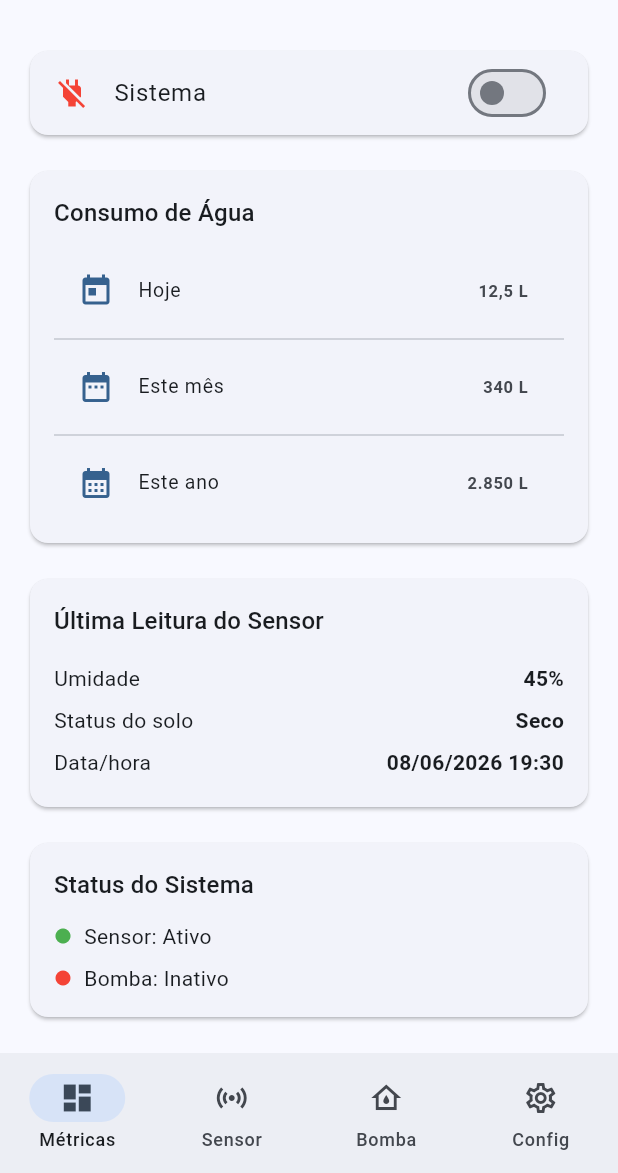
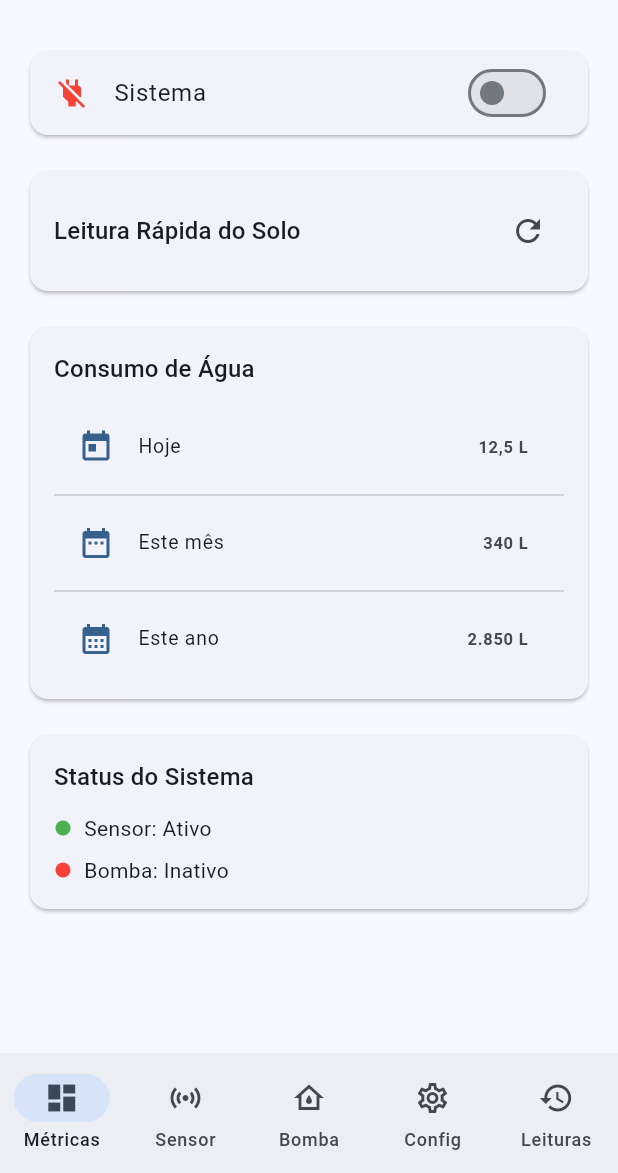
Before and after one commit to EJSeguro/controle-de-irrigacao, a Flutter app: the HomeScreen screen opened directly, on a phone screen of 412 x 824 dp, the part 63-1236 px from its top. Run offline on Flutter 3.47's test engine with Material 3 defaults, Android fonts, the phone set to English and light mode, and no system bars; our stand-ins replace shared_preferences; accounts and stored records are empty.

Commit message:
feat: leitura rápida do solo + tela de histórico de leituras

```diff
--- /dev/null
+++ b/app/lib/models/leitura.dart
@@ -0,0 +1,16 @@
+class Leitura {
+  final DateTime data;
+  final int umidade;
+  final String statusSolo;
+  final String tipo; // "manual" ou "automática"
+
+  Leitura({
+    required this.data,
+    required this.umidade,
+    required this.statusSolo,
+    required this.tipo,
+  });
+
+  String get horaFormatada =>
+      '${data.day.toString().padLeft(2, '0')}/${data.month.toString().padLeft(2, '0')}/${data.year} ${data.hour.toString().padLeft(2, '0')}:${data.minute.toString().padLeft(2, '0')}';
+}
--- a/app/lib/screens/home_screen.dart
+++ b/app/lib/screens/home_screen.dart
@@ -5,6 +5,7 @@ import 'metrics_screen.dart';
 import 'sensor_screen.dart';
 import 'pump_screen.dart';
 import 'config_screen.dart';
+import 'readings_screen.dart';
 
 class HomeScreen extends StatefulWidget {
   const HomeScreen({super.key});
@@ -21,6 +22,7 @@ class _HomeScreenState extends State<HomeScreen> {
     SensorScreen(),
     PumpScreen(),
     ConfigScreen(),
+    ReadingsScreen(),
   ];
 
   @override
@@ -63,6 +65,11 @@ class _HomeScreenState extends State<HomeScreen> {
             selectedIcon: Icon(Icons.settings),
             label: 'Config',
           ),
+          NavigationDestination(
+            icon: Icon(Icons.history_outlined),
+            selectedIcon: Icon(Icons.history),
+            label: 'Leituras',
+          ),
         ],
       ),
     );
--- a/app/lib/screens/metrics_screen.dart
+++ b/app/lib/screens/metrics_screen.dart
@@ -34,9 +34,25 @@ class MetricsScreen extends StatelessWidget {
     system.toggleSistema();
   }
 
+  void _leituraRapida(BuildContext context) {
+    final system = context.read<SystemProvider>();
+    system.realizarLeituraRapida();
+
+    final ultima = system.ultimaLeitura;
+    if (ultima != null) {
+      ScaffoldMessenger.of(context).showSnackBar(
+        SnackBar(
+          content: Text('Leitura: ${ultima.umidade}% — Solo ${ultima.statusSolo}'),
+          backgroundColor: Colors.blue,
+        ),
+      );
+    }
+  }
+
   @override
   Widget build(BuildContext context) {
     final system = context.watch<SystemProvider>();
+    final ultima = system.ultimaLeitura;
 
     return ListView(
       padding: const EdgeInsets.all(16),
@@ -51,6 +67,35 @@ class MetricsScreen extends StatelessWidget {
                   ? Icons.power_settings_new
                   : Icons.power_off,
               color: system.sistemaLigado ? Colors.green : Colors.red,
+            ),
+          ),
+        ),
+        const SizedBox(height: 16),
+        Card(
+          child: Padding(
+            padding: const EdgeInsets.all(16),
+            child: Column(
+              crossAxisAlignment: CrossAxisAlignment.start,
+              children: [
+                Row(
+                  mainAxisAlignment: MainAxisAlignment.spaceBetween,
+                  children: [
+                    Text('Leitura Rápida do Solo',
+                        style: Theme.of(context).textTheme.titleMedium),
+                    IconButton(
+                      icon: const Icon(Icons.refresh),
+                      tooltip: 'Ler solo agora',
+                      onPressed: () => _leituraRapida(context),
+                    ),
+                  ],
+                ),
+                if (ultima != null) ...[
+                  const Divider(),
+                  _infoRow('Umidade', '${ultima.umidade}%'),
+                  _infoRow('Status', ultima.statusSolo),
+                  _infoRow('Data/hora', ultima.horaFormatada),
+                ],
+              ],
             ),
           ),
         ),
@@ -80,23 +125,6 @@ class MetricsScreen extends StatelessWidget {
             child: Column(
               crossAxisAlignment: CrossAxisAlignment.start,
               children: [
-                Text('Última Leitura do Sensor',
-                    style: Theme.of(context).textTheme.titleMedium),
-                const SizedBox(height: 12),
-                _infoRow('Umidade', '45%'),
-                _infoRow('Status do solo', 'Seco'),
-                _infoRow('Data/hora', '08/06/2026 19:30'),
-              ],
-            ),
-          ),
-        ),
-        const SizedBox(height: 16),
-        Card(
-          child: Padding(
-            padding: const EdgeInsets.all(16),
-            child: Column(
-              crossAxisAlignment: CrossAxisAlignment.start,
-              children: [
                 Text('Status do Sistema',
                     style: Theme.of(context).textTheme.titleMedium),
                 const SizedBox(height: 12),
@@ -106,7 +134,8 @@ class MetricsScreen extends StatelessWidget {
                 if (system.bombaDesligadaManual)
                   Padding(
                     padding: const EdgeInsets.only(top: 8),
-                    child: Text('Bomba desligada manualmente. Ligue-a na tela Bomba para reativar.',
+                    child: Text(
+                        'Bomba desligada manualmente. Ligue-a na tela Bomba para reativar.',
                         style: TextStyle(
                           color: Theme.of(context).colorScheme.error,
                           fontSize: 12,
```
Also changed, not shown: app/lib/providers/system_provider.dart (+41 -7 lines), app/lib/screens/readings_screen.dart (added, +94 -0 lines).
